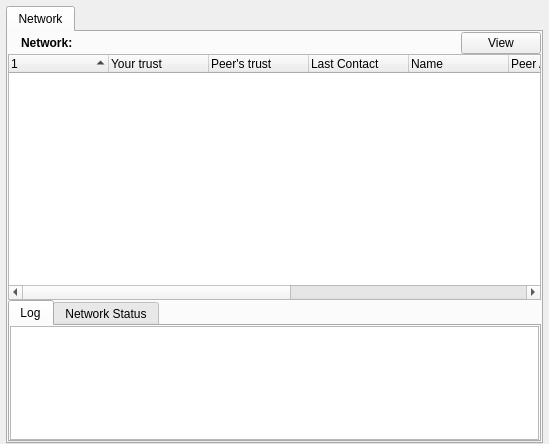
Before: the Qt Designer form retroshare-gui/src/gui/NetworkDialog.ui in RetroShare/RetroShare, drawn with Qt 5.
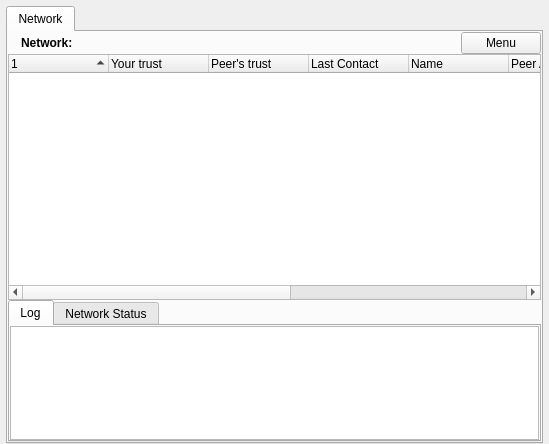
After: the same form once the commit is applied. Icons and pictures are not drawn.

Commit message: Added Export Cert to Contect menu renamed View Button to Menu Added Add Friend and Export Cert to Menu Button

Patch:
```diff
--- a/retroshare-gui/src/gui/NetworkDialog.ui
+++ b/retroshare-gui/src/gui/NetworkDialog.ui
@@ -98,7 +98,7 @@
          <item row="0" column="3">
           <widget class="QPushButton" name="viewButton">
            <property name="text">
-            <string>View</string>
+            <string>Menu</string>
            </property>
           </widget>
          </item>
```
Left out of the diff: 15 changed lines with no effect on the pictures. The commit also changes 4 other files.
